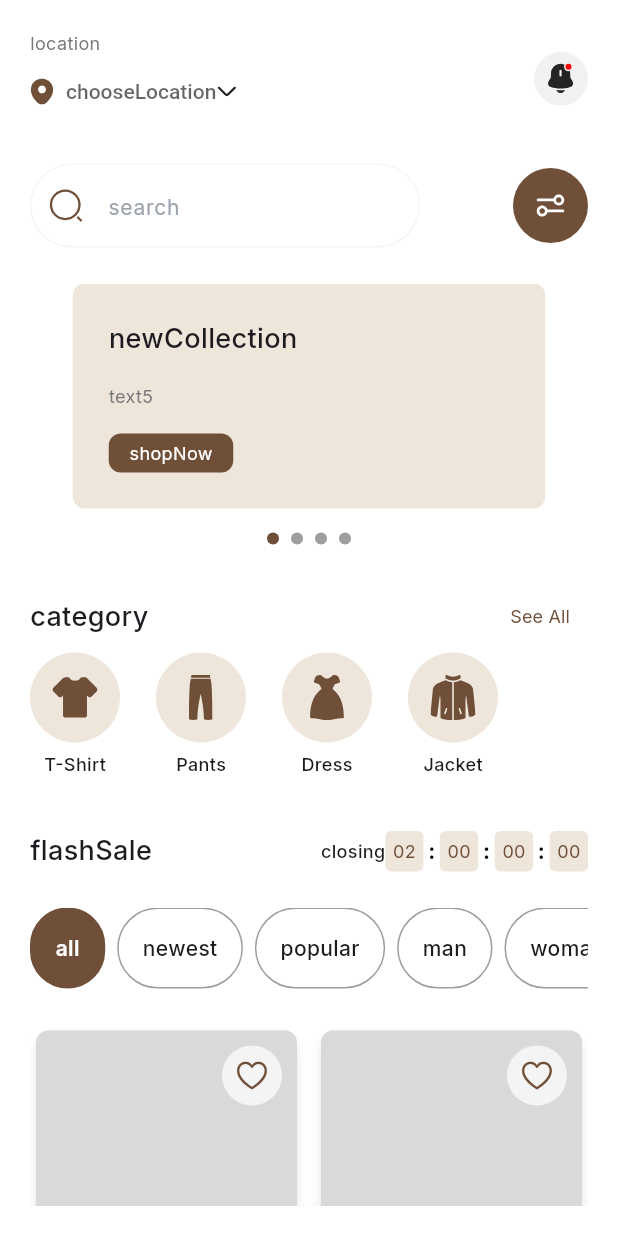
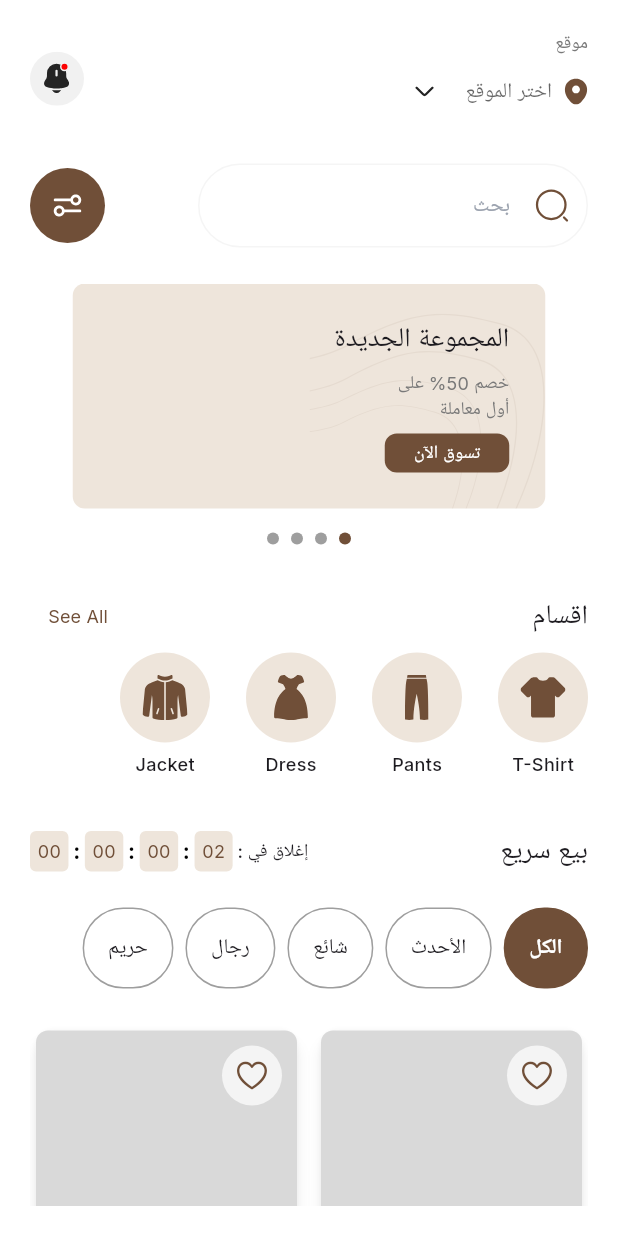
Before and after one commit to muhamedseoudii/fashion, a Flutter app: the HomeView screen opened by its route, on a phone screen of 412 x 824 dp. Run offline on Flutter 3.47's test engine with Material 3 defaults, Android fonts, the phone set to English and light mode, and no system bars; drawn by our look-alikes of smooth_page_indicator; our stand-ins replace animate_do, easy_localization, flutter_riverpod, flutter_svg, google_fonts, pinput and 1 more; missing offline and left inert: responsive_navigation_bar.

Commit message:
some fixes and adding localization for home and profile

```diff
--- a/assets/translations/ar.json
+++ b/assets/translations/ar.json
@@ -53,5 +53,38 @@
   "enterLocation": "أدخل الموقع يدويًا",
   "enterYourLocation": "أدخل موقعك",
   "useCurrentLocation": "استخدم موقعي الحالي",
-  "searchResult ": "نتيجة البحث"
+  "searchResult ": "نتيجة البحث",
+  "location": "موقع",
+  "chooseLocation": "اختر الموقع",
+  "search": "بحث",
+  "newCollection": "المجموعة الجديدة",
+  "text5": "خصم 50% على \nأول معاملة",
+  "shopNow": "تسوق الآن",
+  "category": "اقسام",
+  "flashSale": "بيع سريع",
+  "closing": "إغلاق في : ",
+  "all": "الكل",
+  "newest": "الأحدث",
+  "popular": "شائع",
+  "man": "رجال",
+  "woman": "حريم",
+  "profile": "حسابي",
+  "yourProfile": "ملفك الشخصي",
+  "paymentMethods": "طرق الدفع",
+  "myOrders": "طلبياتي",
+  "settings": "إعدادات",
+  "helpCenter": "مركز المساعدة",
+  "privacyPolicy": "سياسة الخصوصية",
+  "invitesFriends": "دعوة الأصدقاء",
+  "logout": "تسجيل الخروج",
+  "passwordManager": "مدير كلمات المرور",
+  "currentPassword": "كلمة المرور الحالية",
+  "confirmPassword": "تأكيد كلمة المرور الجديدة",
+  "changePassword": "تغيير كلمة المرور",
+  "creditCard": "بطاقات الائتمان والخصم",
+  "morePaymentOptions": "مزيد من خيارات الدفع",
+  "addCard": "إضافة بطاقة جديدة",
+  "link": "ربط",
+  "notificationSettings": "إعدادات الإشعارات",
+  "deleteAccount": "حذف الحساب"
 }
--- a/lib/data/resources/assets_manager.dart
+++ b/lib/data/resources/assets_manager.dart
@@ -10,6 +10,7 @@ class ImageAssets {
   static const String facebook = "$imagePath/facebook.png";
   static const String google = "$imagePath/google.png";
   static const String location = "$imagePath/location.png";
+  static const String vector = "$imagePath/vector.png";
 }
 
 class IconAssets {
@@ -40,6 +41,7 @@ class IconAssets {
   static const String keyIcon = "$iconPath/key.svg";
   static const String paypalIcon = "$iconPath/paypal.svg";
   static const String trashIcon = "$iconPath/trash.svg";
+  static const String vectorIcon = "$iconPath/Vector.svg";
 }
 
 class JsonAssets {
--- a/lib/main.dart
+++ b/lib/main.dart
@@ -12,7 +12,7 @@ Future<void> main() async {
       child: EasyLocalization(
         supportedLocales: const [Locale('en'), Locale('ar')],
         path: 'assets/translations',
-        startLocale: const Locale('en'),
+        startLocale: const Locale('ar'),
         fallbackLocale: const Locale('ar'),
         child: const MyApp(),
       ),
--- a/lib/presentation/main/widget/home/page_view_widget.dart
+++ b/lib/presentation/main/widget/home/page_view_widget.dart
@@ -1,6 +1,8 @@
 import 'package:easy_localization/easy_localization.dart';
 import 'package:fashion/app/app_root.dart';
+import 'package:fashion/data/resources/assets_manager.dart';
 import 'package:flutter/material.dart';
+import 'package:flutter_svg/flutter_svg.dart';
 import 'package:smooth_page_indicator/smooth_page_indicator.dart';
 
 import '../../../../data/resources/color_manager.dart';
@@ -12,8 +14,11 @@ class PageViewWidget extends StatelessWidget {
   @override
   Widget build(BuildContext context) {
     final PageController pageController = PageController();
-    return Column(
+    return Stack(
       children: [
+        Column(
+          children: [
+            // Image.asset(ImageAssets.vector),
             SizedBox(
               height: 150,
               width: 325,
@@ -23,8 +28,8 @@ class PageViewWidget extends StatelessWidget {
                   return Padding(
                     padding: const EdgeInsets.symmetric(horizontal: 5),
                     child: Container(
-                  padding:
-                      const EdgeInsets.symmetric(horizontal: 24, vertical: 24),
+                      padding: const EdgeInsets.symmetric(
+                          horizontal: 24, vertical: 24),
                       decoration: BoxDecoration(
                         borderRadius: BorderRadius.circular(8),
                         color: ColorManager.secandary,
@@ -77,6 +82,16 @@ class PageViewWidget extends StatelessWidget {
               ),
             ),
           ],
+        ),
+        PositionedDirectional(
+          start: 5,
+          top: 20,
+          child: SvgPicture.asset(
+            IconAssets.vectorIcon,
+            fit: BoxFit.scaleDown,
+          ),
+        ),
+      ],
     );
   }
 }
--- a/lib/presentation/profile_ui/widget/payment/multiple_banner_widget.dart
+++ b/lib/presentation/profile_ui/widget/payment/multiple_banner_widget.dart
@@ -1,3 +1,4 @@
+import 'package:easy_localization/easy_localization.dart';
 import 'package:flutter/material.dart';
 import 'package:flutter_svg/svg.dart';
 
@@ -45,7 +46,7 @@ class MultipleBannerWidget extends StatelessWidget {
                           style: AppTextStyles.mediumGreyTitle14),
                     ],
                   ),
-                  const Text("Link", style: AppTextStyles
+                   Text("link".tr(), style: AppTextStyles
                       .mediumTitleBrown14),
                 ],
               ),
@@ -65,7 +66,7 @@ class MultipleBannerWidget extends StatelessWidget {
                           style: AppTextStyles.mediumGreyTitle14),
                     ],
                   ),
-                  const Text("Link", style: AppTextStyles
+                   Text("link".tr(), style: AppTextStyles
                       .mediumTitleBrown14),
                 ],
               ),
--- a/lib/presentation/profile_ui/widget/payment/single_banner_widget.dart
+++ b/lib/presentation/profile_ui/widget/payment/single_banner_widget.dart
@@ -1,3 +1,5 @@
+import 'package:easy_localization/easy_localization.dart';
+import 'package:fashion/app/app_root.dart';
 import 'package:flutter/material.dart';
 import 'package:flutter_svg/svg.dart';
 
@@ -38,11 +40,11 @@ class SingleBannerWidget extends StatelessWidget {
               children: [
                 SvgPicture.asset(IconAssets.cardFillIcon),
                 const SizedBox(width: 12),
-                const Text("Add New Card",
+                 Text("addCard".tr(),
                     style: AppTextStyles.mediumGreyTitle14),
               ],
             ),
-            const Text("Link", style: AppTextStyles.mediumTitleBrown14),
+             Text("link".tr(), style: AppTextStyles.mediumTitleBrown14),
           ],
         ),
       ),
```
Also changed, not shown: assets/translations/en.json (+19 -0 lines), lib/presentation/main/view/profile_view.dart (+12 -11 lines), lib/presentation/profile_ui/view/password_manager_view.dart (+6 -6 lines), lib/presentation/profile_ui/view/payment_method_view.dart (+6 -4 lines), lib/presentation/profile_ui/view/settings_view.dart (+7 -5 lines), assets/icons/Vector.svg (added), assets/images/vector.png (deleted). Lines whose indentation alone changed are shown as unchanged.
